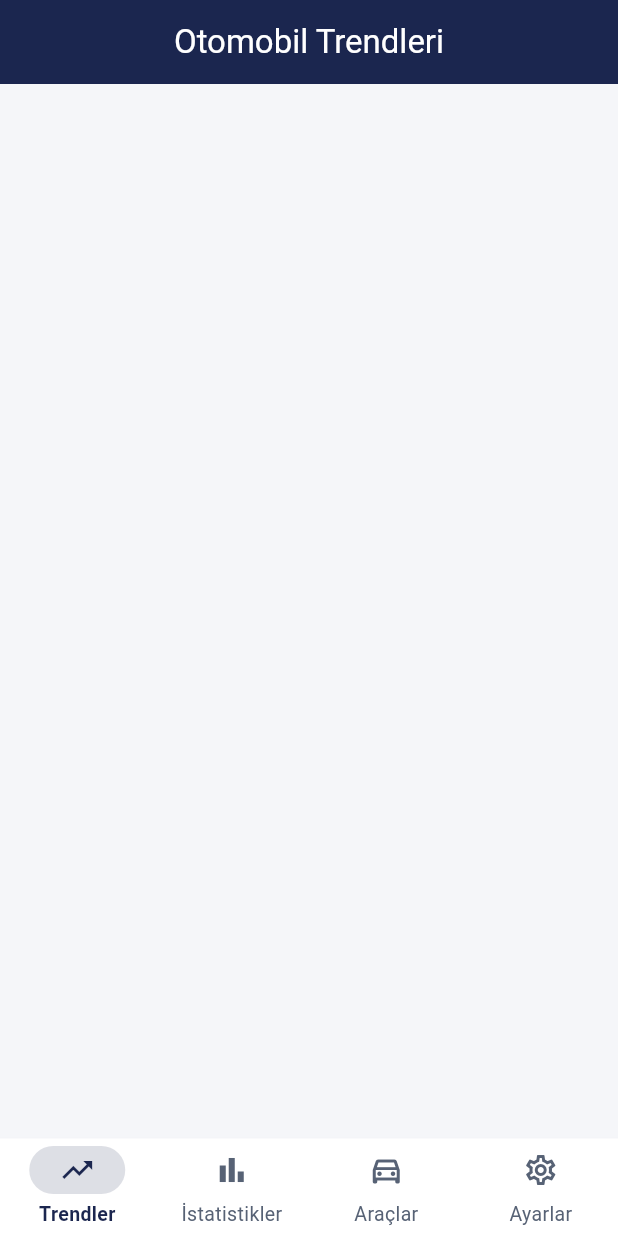
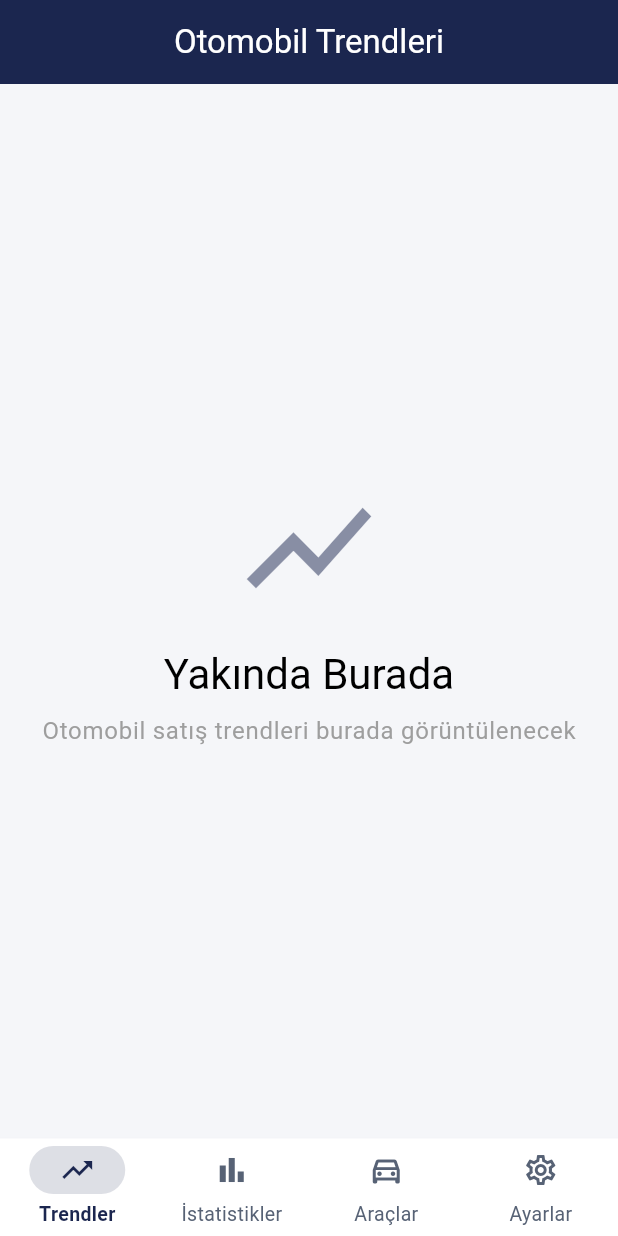
Before and after one commit to Mertelyev/Galericim, a Flutter app: the screen it shows after launch, on a phone screen of 412 x 824 dp. Run offline on Flutter 3.47's test engine with Material 3 defaults, Android fonts, the phone set to English and light mode, and no system bars; our stand-ins replace sqflite, sqflite_common_ffi, sqflite_common_ffi_web; accounts and stored records are empty.

Commit message:
Araç stok listesi - trends sayfası
araç stok listesi marka model paket yazı tipi ve satırı güncellendi. aynı hizaya alındı. yakında eklenecek diye demo trend sayfası yapıldı.

```diff
--- a/lib/statistic.dart
+++ b/lib/statistic.dart
@@ -1,6 +1,5 @@
 import 'package:flutter/material.dart';
 import 'db_helper.dart';
-import 'car.dart';
 
 class CarTrendsPage extends StatefulWidget {
   const CarTrendsPage({super.key});
--- a/lib/trends.dart
+++ b/lib/trends.dart
@@ -2,37 +2,8 @@ import 'package:flutter/material.dart';
 import 'db_helper.dart';
 import 'car.dart';
 
-class TrendsPage extends StatefulWidget {
+class TrendsPage extends StatelessWidget {
   const TrendsPage({super.key});
-
-  @override
-  State<TrendsPage> createState() => _TrendsPageState();
-}
-
-class _TrendsPageState extends State<TrendsPage> {
-  final dbHelper = DBHelper();
-  List<Car> cars = [];
-  bool isLoading = true;
-
-  @override
-  void initState() {
-    super.initState();
-    _loadCars();
-  }
-
-  Future<void> _loadCars() async {
-    try {
-      final loadedCars = await dbHelper.getCars();
-      setState(() {
-        cars = loadedCars;
-        isLoading = false;
-      });
-    } catch (e) {
-      setState(() {
-        isLoading = false;
-      });
-    }
-  }
 
   @override
   Widget build(BuildContext context) {
@@ -40,25 +11,30 @@ class _TrendsPageState extends State<TrendsPage> {
       appBar: AppBar(
         title: const Text('Otomobil Trendleri'),
       ),
-      body: isLoading
-          ? const Center(child: CircularProgressIndicator())
-          : RefreshIndicator(
-              onRefresh: _loadCars,
-              child: ListView.builder(
-                padding: const EdgeInsets.all(16),
-                itemCount: cars.length,
-                itemBuilder: (context, index) {
-                  final car = cars[index];
-                  return Card(
-                    child: ListTile(
-                      title: Text('${car.brand} ${car.model}'),
-                      subtitle:
-                          Text('Yıl: ${car.year}, Fiyat: ${car.price} TL'),
-                    ),
-                  );
-                },
-              ),
+      body: Center(
+        child: Column(
+          mainAxisAlignment: MainAxisAlignment.center,
+          children: [
+            Icon(
+              Icons.show_chart,
+              size: 100,
+              color: Theme.of(context).primaryColor.withOpacity(0.5),
             ),
+            const SizedBox(height: 16),
+            Text(
+              'Yakında Burada',
+              style: Theme.of(context).textTheme.headlineMedium,
+            ),
+            const SizedBox(height: 8),
+            Text(
+              'Otomobil satış trendleri burada görüntülenecek',
+              style: Theme.of(context).textTheme.bodyLarge?.copyWith(
+                    color: Colors.grey,
+                  ),
+            ),
+          ],
+        ),
+      ),
     );
   }
 }
```
Also changed, not shown: lib/carlist.dart (+9 -20 lines).
